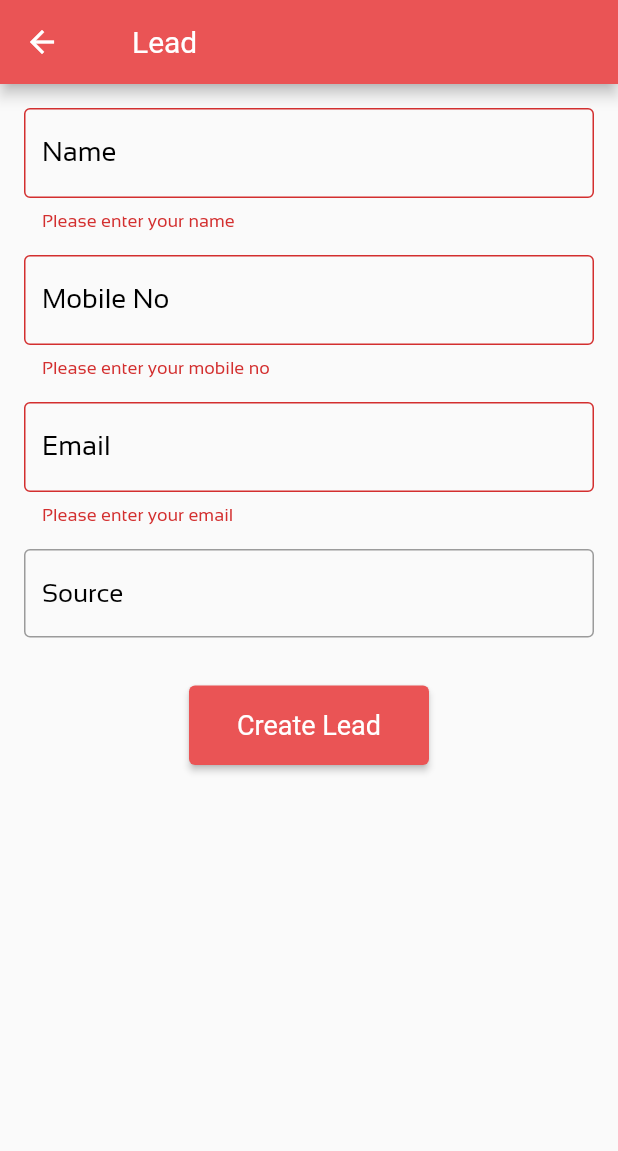
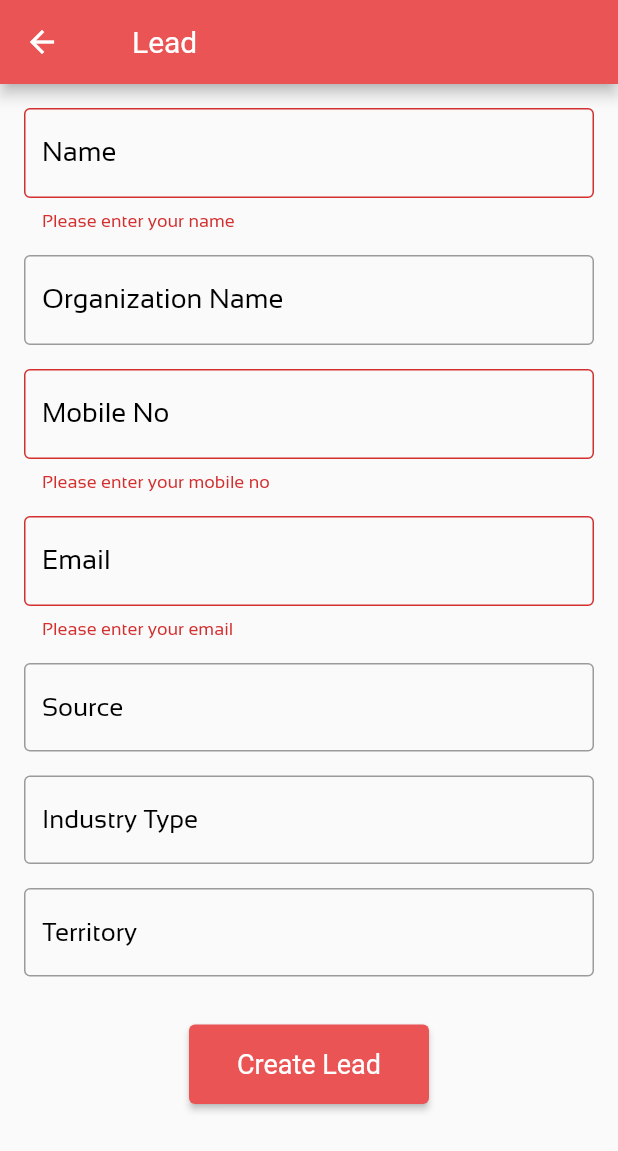
Before and after one commit to thirvusoft/Attendance_marker, a Flutter app: the LeadPage screen opened by its route, after a tap on "Create Lead", on a phone screen of 412 x 824 dp. Shown: the top 1151 px of the screen. Run offline on Flutter 3.47's test engine with Material 2 defaults, Android fonts, the phone set to English and light mode, and no system bars; drawn by our look-alikes of searchfield; our stand-ins replace battery_plus, cached_network_image, flutter_dotenv, flutter_phosphor_icons, geocoding, geolocator and 5 more; accounts and stored records are empty; network calls fail; Roboto replaces fonts that are missing (Sansita).

Commit message:
lead api

```diff
--- a/lib/Page/lead.dart
+++ b/lib/Page/lead.dart
@@ -14,12 +14,15 @@ class LeadPage extends StatefulWidget {
 class _LeadPageState extends State<LeadPage> {
   final _formKey = GlobalKey<FormState>();
   final Search searching = Search();
-
+  final LeadCreation lead = LeadCreation();
   final ApiService apiService = ApiService();
   TextEditingController _nameController = TextEditingController();
+  TextEditingController _organizationController = TextEditingController();
   TextEditingController _mobilenoController = TextEditingController();
   TextEditingController _emailController = TextEditingController();
   TextEditingController _sourceController = TextEditingController();
+  TextEditingController _industryController = TextEditingController();
+  TextEditingController _territoryController = TextEditingController();
 
   @override
   Widget build(BuildContext context) {
@@ -53,6 +56,17 @@ class _LeadPageState extends State<LeadPage> {
                   ),
                   const SizedBox(height: 16),
                   CustomTextField(
+                    controller: _organizationController,
+                    label: 'Organization Name',
+                    // validator: (value) {
+                    //   if (value == null || value.isEmpty) {
+                    //     return 'Please enter your name';
+                    //   }
+                    //   return null;
+                    // },
+                  ),
+                  const SizedBox(height: 16),
+                  CustomTextField(
                     controller: _mobilenoController,
                     label: 'Mobile No',
                     keyboardType: TextInputType.phone,
@@ -60,7 +74,6 @@ class _LeadPageState extends State<LeadPage> {
                       if (value == null || value.isEmpty) {
                         return 'Please enter your mobile no';
                       }
-                      // You can add more sophisticated email validation logic here
                       return null;
                     },
                   ),
@@ -73,21 +86,40 @@ class _LeadPageState extends State<LeadPage> {
                       if (value == null || value.isEmpty) {
                         return 'Please enter your email';
                       }
-                      // You can add more sophisticated email validation logic here
                       return null;
                     },
                   ),
                   const SizedBox(height: 16),
                   _buildSearchField('Source', 'Please enter Source name',
-                      _sourceController, 'Lead Source'),
+                      _sourceController, 'Lead Source', searching.searchlist_),
+                  const SizedBox(height: 16),
+                  _buildSearchField(
+                      'Industry Type',
+                      'Please enter industry type',
+                      _industryController,
+                      'Industry Type',
+                      searching.searchlistindustry_),
+                  const SizedBox(height: 16),
+                  _buildSearchField(
+                      'Territory',
+                      'Please enter territory',
+                      _territoryController,
+                      'Territory',
+                      searching.searchlistterritory_),
                   SizedBox(height: 32),
                   Center(
                     child: ElevatedButton(
                       onPressed: () {
                         if (_formKey.currentState!.validate()) {
-                          // Form is valid, handle lead creation logic here
-                          print(
-                              'Lead created: ${_nameController.text}, ${_emailController.text}');
+                          lead.Lead(
+                              "Lead",
+                              _nameController.text,
+                              _organizationController.text,
+                              _mobilenoController.text,
+                              _emailController.text,
+                              _sourceController.text,
+                              _industryController.text,
+                              _territoryController.text);
                         }
                       },
                       style: ElevatedButton.styleFrom(
@@ -95,7 +127,7 @@ class _LeadPageState extends State<LeadPage> {
                             EdgeInsets.symmetric(horizontal: 32, vertical: 16),
                         textStyle: TextStyle(fontSize: 18),
                       ),
-                      child: Text('Create Lead'),
+                      child: const Text('Create Lead'),
                     ),
                   ),
                 ],
@@ -106,7 +138,7 @@ class _LeadPageState extends State<LeadPage> {
   }
 
   Widget _buildSearchField(String label, String errorMessage,
-      TextEditingController controller, String doctype) {
+      TextEditingController controller, String doctype, List suggestion) {
     return Obx(
       () => SearchField(
         controller: controller,
@@ -125,10 +157,9 @@ class _LeadPageState extends State<LeadPage> {
 
           return null;
         },
-        suggestions: searching.searchlist_
-            .map((String) => SearchFieldListItem(String))
-            .toList(),
-        suggestionStyle: TextStyle(fontSize: 16),
+        suggestions:
+            suggestion.map((String) => SearchFieldListItem(String)).toList(),
+        suggestionStyle: const TextStyle(fontSize: 16),
         suggestionState: Suggestion.expand,
         suggestionsDecoration: SuggestionDecoration(
             padding: const EdgeInsets.only(top: 10.0, left: 5, bottom: 20),
```
Also changed, not shown: lib/Controller/api.dart (+84 -1 lines), lib/Controller/apiservice.dart (+27 -0 lines).
